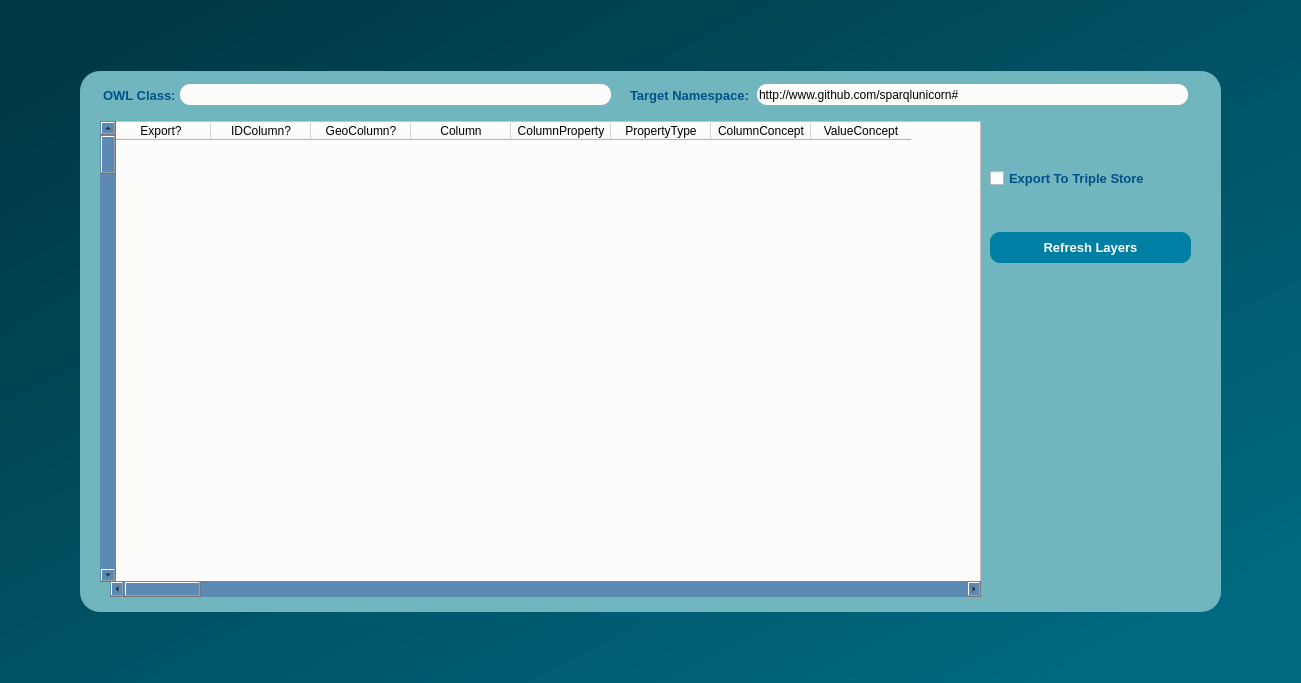
Cprudhomme/SpaLOD_qgis_plugin, file Interlink.ui: the form before one commit.
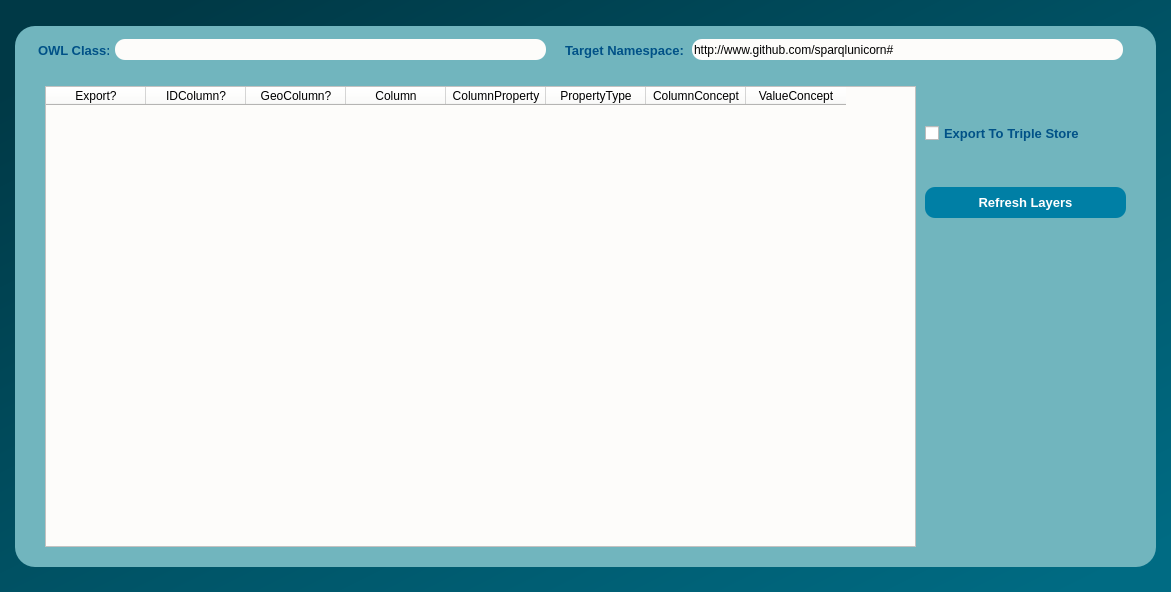
The form after the commit.

Diff of the .ui file:
```diff
--- a/Interlink.ui
+++ b/Interlink.ui
@@ -6,8 +6,8 @@
    <rect>
     <x>0</x>
     <y>0</y>
-    <width>1301</width>
-    <height>683</height>
+    <width>1171</width>
+    <height>592</height>
    </rect>
   </property>
   <property name="windowTitle">
@@ -73,7 +73,7 @@
        <property name="geometry">
         <rect>
          <x>30</x>
-         <y>50</y>
+         <y>60</y>
          <width>871</width>
          <height>461</height>
         </rect>
@@ -338,46 +338,6 @@
         </item>
        </layout>
       </widget>
-      <widget class="QScrollBar" name="horizontalScrollBar_Interlink">
-       <property name="geometry">
-        <rect>
-         <x>30</x>
-         <y>510</y>
-         <width>871</width>
-         <height>16</height>
-        </rect>
-       </property>
-       <property name="cursor">
-        <cursorShape>PointingHandCursor</cursorShape>
-       </property>
-       <property name="styleSheet">
-        <string notr="true">border-radius:10px;
-background-color:rgb(93, 138, 181);</string>
-       </property>
-       <property name="orientation">
-        <enum>Qt::Horizontal</enum>
-       </property>
-      </widget>
-      <widget class="QScrollBar" name="verticalScrollBar_Interlink">
-       <property name="geometry">
-        <rect>
-         <x>20</x>
-         <y>50</y>
-         <width>16</width>
-         <height>461</height>
-        </rect>
-       </property>
-       <property name="cursor">
-        <cursorShape>PointingHandCursor</cursorShape>
-       </property>
-       <property name="styleSheet">
-        <string notr="true">border-radius:10px;
-background-color:rgb(93, 138, 181);</string>
-       </property>
-       <property name="orientation">
-        <enum>Qt::Vertical</enum>
-       </property>
-      </widget>
      </widget>
     </item>
     <item row="1" column="3">
```
Left out of the diff: 2 changed lines with no effect on the pictures.
